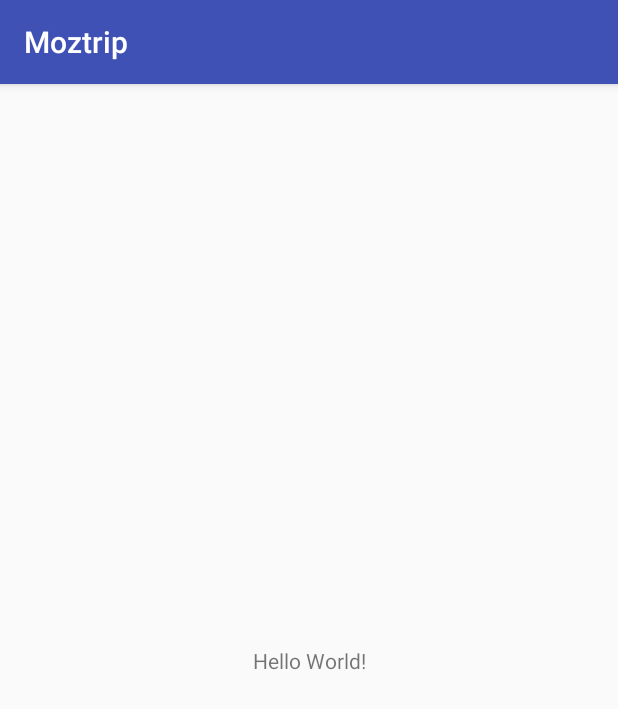
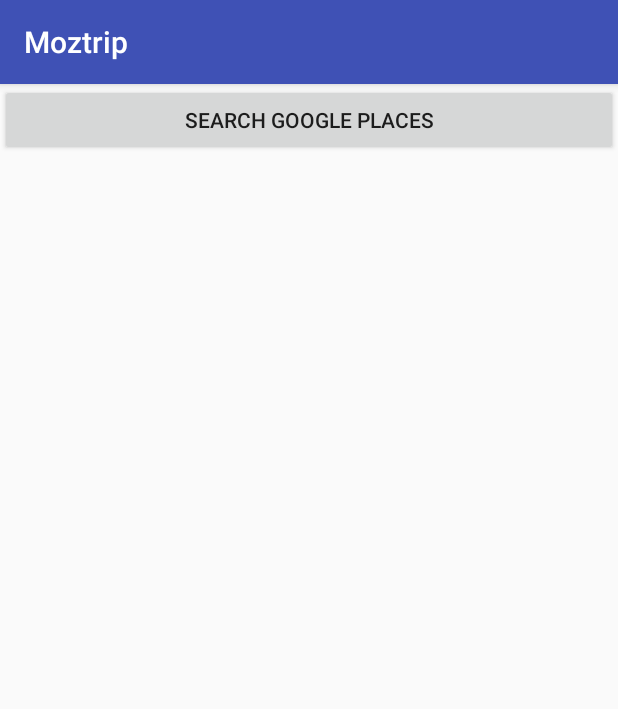
Before and after one commit to anuragMaravi/Moztrip, an Android app: the screen it shows after launch (MainActivity), on a phone screen of 412 x 824 dp. Shown: the top 709 px of the screen. Run offline under Robolectric (Android 15) with nearby library versions, the phone set to English and light mode, and no system bars.

Commit message:
search added

```diff
--- a/app/build.gradle
+++ b/app/build.gradle
@@ -25,6 +25,7 @@ dependencies {
         exclude group: 'com.android.support', module: 'support-annotations'
     })
     compile 'com.android.support:appcompat-v7:25.3.1'
+    compile 'com.google.android.gms:play-services:8.4.0'
     compile 'com.android.support.constraint:constraint-layout:1.0.0-beta4'
     testCompile 'junit:junit:4.12'
 }
--- a/app/src/main/AndroidManifest.xml
+++ b/app/src/main/AndroidManifest.xml
@@ -9,6 +9,10 @@
         android:roundIcon="@mipmap/ic_launcher_round"
         android:supportsRtl="true"
         android:theme="@style/AppTheme">
+        <meta-data
+            android:name="com.google.android.geo.API_KEY"
+            android:value="AIzaSyD67eUvLlJWq_CMS2KcCAR8vwMY_xuczK8"/>
+
         <activity android:name=".MainActivity">
             <intent-filter>
                 <action android:name="android.intent.action.MAIN" />
--- a/app/src/main/java/com/mearkiphi/moztrip/MainActivity.java
+++ b/app/src/main/java/com/mearkiphi/moztrip/MainActivity.java
@@ -1,7 +1,17 @@
 package com.mearkiphi.moztrip;
 
+import android.content.Intent;
 import android.support.v7.app.AppCompatActivity;
 import android.os.Bundle;
+import android.util.Log;
+import android.view.View;
+import android.widget.TextView;
+
+import com.google.android.gms.common.GooglePlayServicesNotAvailableException;
+import com.google.android.gms.common.GooglePlayServicesRepairableException;
+import com.google.android.gms.common.api.Status;
+import com.google.android.gms.location.places.Place;
+import com.google.android.gms.location.places.ui.PlaceAutocomplete;
 
 public class MainActivity extends AppCompatActivity {
 
@@ -10,4 +20,37 @@ public class MainActivity extends AppCompatActivity {
         super.onCreate(savedInstanceState);
         setContentView(R.layout.activity_main);
     }
-}
+public void findPlace(View view) {
+        try {
+        Intent intent = new PlaceAutocomplete.IntentBuilder(PlaceAutocomplete.MODE_FULLSCREEN).build(this);
+        startActivityForResult(intent, 1);
+        } catch (GooglePlayServicesRepairableException e) {
+        } catch (GooglePlayServicesNotAvailableException e) {
+
+        }
+        }
+
+// A place has been received; use requestCode to track the request.
+@Override
+protected void onActivityResult(int requestCode, int resultCode, Intent data) {
+        if (requestCode == 1) {
+        if (resultCode == RESULT_OK) {
+// retrive the data by using getPlace() method.
+        Place place = PlaceAutocomplete.getPlace(this, data);
+        Log.e("Tag", "Place: " + place.getAddress() + place.getPhoneNumber()+place.getLatLng());
+
+        ((TextView) findViewById(R.id.searched_address))
+        .setText(place.getName()+",\n"+
+        place.getAddress() +"\n" + place.getPhoneNumber());
+
+        } else if (resultCode == PlaceAutocomplete.RESULT_ERROR) {
+        Status status = PlaceAutocomplete.getStatus(this, data);
+// TODO: Handle the error.
+        Log.e("Tag", status.getStatusMessage());
+
+        } else if (resultCode == RESULT_CANCELED) {
+// The user canceled the operation.
+        }
+        }
+        }
+        }
--- a/app/src/main/res/layout/activity_main.xml
+++ b/app/src/main/res/layout/activity_main.xml
@@ -1,18 +1,21 @@
 <?xml version="1.0" encoding="utf-8"?>
-<android.support.constraint.ConstraintLayout xmlns:android="http://schemas.android.com/apk/res/android"
+<RelativeLayout xmlns:android="http://schemas.android.com/apk/res/android"
     xmlns:app="http://schemas.android.com/apk/res-auto"
     xmlns:tools="http://schemas.android.com/tools"
     android:layout_width="match_parent"
     android:layout_height="match_parent"
     tools:context="com.mearkiphi.moztrip.MainActivity">
 
+        <Button android:id="@+id/findPlace" android:layout_width="match_parent"
+    android:layout_height="wrap_content"
+    android:text="Search Google Places"
+    android:onClick="findPlace" />
     <TextView
-        android:layout_width="wrap_content"
-        android:layout_height="wrap_content"
-        android:text="Hello World!"
-        app:layout_constraintBottom_toBottomOf="parent"
-        app:layout_constraintLeft_toLeftOf="parent"
-        app:layout_constraintRight_toRightOf="parent"
-        app:layout_constraintTop_toTopOf="parent" />
+        android:layout_margin="20dp"
+        android:layout_width="match_parent"
+        android:layout_height="0dp"
+        android:textSize="25dp"
+        android:layout_below="@+id/findPlace"
+        android:id="@+id/searched_address" />
 
-</android.support.constraint.ConstraintLayout>
+</RelativeLayout>
--- a/build.gradle
+++ b/build.gradle
@@ -5,7 +5,7 @@ buildscript {
         jcenter()
     }
     dependencies {
-        classpath 'com.android.tools.build:gradle:2.3.0'
+        classpath 'com.android.tools.build:gradle:2.3.1'
 
         // NOTE: Do not place your application dependencies here; they belong
         // in the individual module build.gradle files
```
